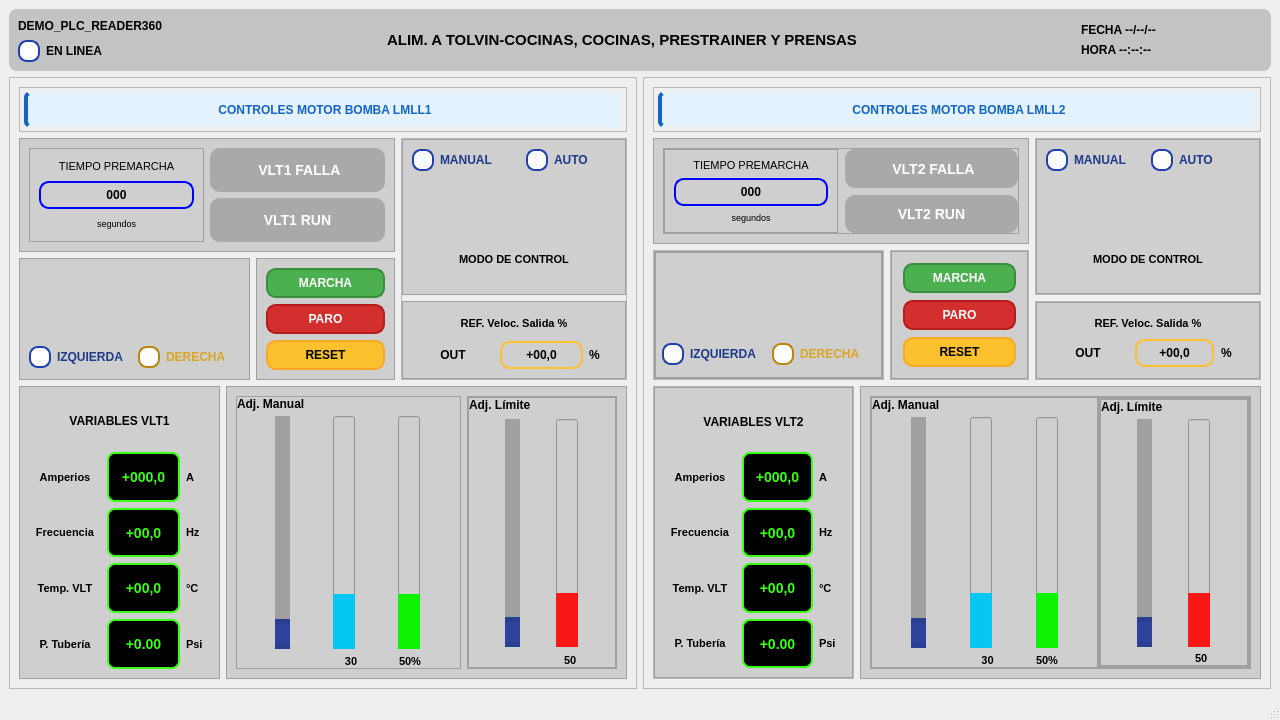
Qt form app/gui/HMI_demo.ui (JJash360/PLC_READER) before a commit.
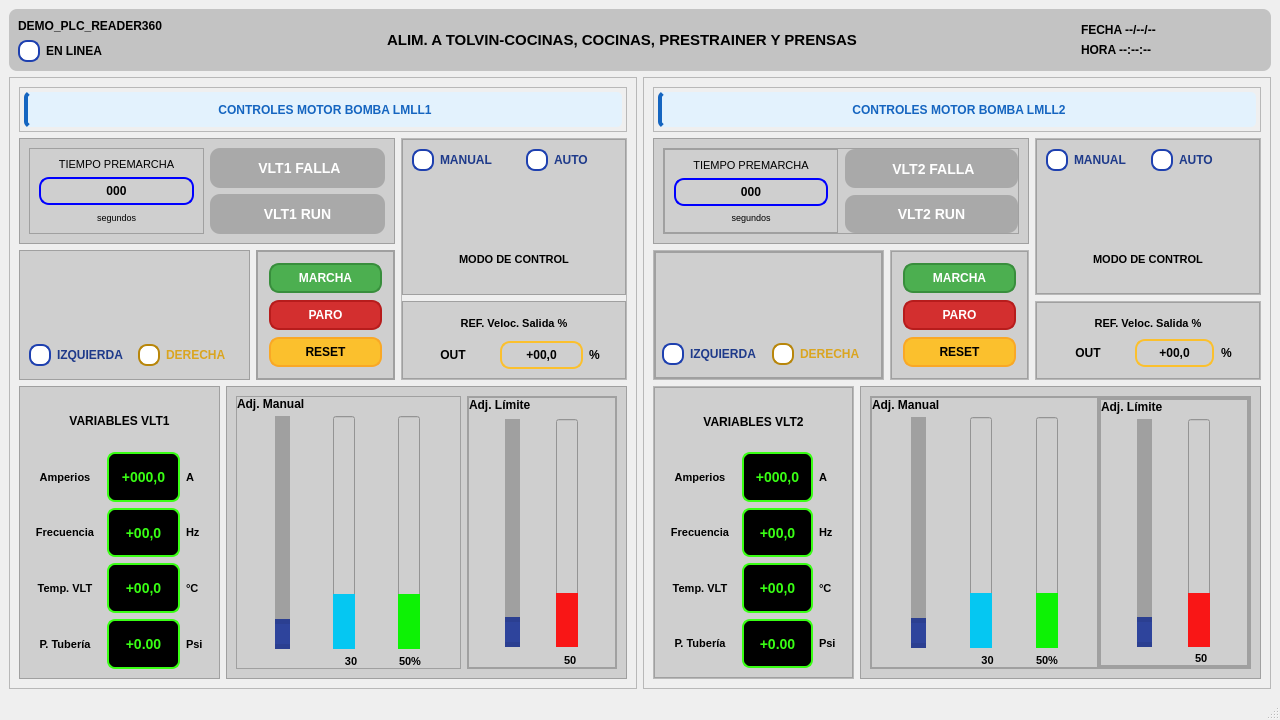
The same form after that commit. Icons and pictures are not drawn.

Diff of the .ui file:
```diff
--- a/app/gui/HMI_demo.ui
+++ b/app/gui/HMI_demo.ui
@@ -584,17 +584,50 @@
                         <enum>QFrame::Raised</enum>
                        </property>
                        <layout class="QVBoxLayout" name="verticalLayout_15">
+                        <property name="leftMargin">
+                         <number>0</number>
+                        </property>
+                        <property name="topMargin">
+                         <number>0</number>
+                        </property>
+                        <property name="rightMargin">
+                         <number>0</number>
+                        </property>
+                        <property name="bottomMargin">
+                         <number>0</number>
+                        </property>
                         <item>
-                         <widget class="QLabel" name="falla_3">
-                          <property name="font">
-                           <font>
-                            <pointsize>-1</pointsize>
-                            <weight>75</weight>
-                            <bold>true</bold>
-                           </font>
+                         <widget class="QFrame" name="frame_39">
+                          <property name="styleSheet">
+                           <string notr="true">background-color: rgb(207, 207, 207);
+</string>
                           </property>
+                          <property name="frameShape">
+                           <enum>QFrame::StyledPanel</enum>
+                          </property>
+                          <property name="frameShadow">
+                           <enum>QFrame::Raised</enum>
+                          </property>
+                          <layout class="QVBoxLayout" name="verticalLayout_41">
+                           <property name="spacing">
+                            <number>7</number>
+                           </property>
+                           <property name="leftMargin">
+                            <number>11</number>
+                           </property>
+                           <property name="topMargin">
+                            <number>11</number>
+                           </property>
+                           <property name="rightMargin">
+                            <number>11</number>
+                           </property>
+                           <property name="bottomMargin">
+                            <number>11</number>
+                           </property>
+                           <item>
+                            <widget class="QPushButton" name="marcha_button_1">
                           <property name="styleSheet">
-                           <string notr="true">QLabel {
+                              <string notr="true">QPushButton {
     background-color: #4CAF50; /* Verde intenso */
     color: white; /* Texto en blanco */
     border-radius: 10px; /* Bordes redondeados */
@@ -602,27 +635,25 @@
     font-weight: bold; /* Texto en negrita */
     font-size: 12px;
     border: 2px solid #388E3C; /* Borde verde oscuro */
+}
+
+QPushButton:hover {
+    background-color: #45A049; /* Verde más claro al pasar el mouse */
+}
+
+QPushButton:pressed {
+    background-color: #388E3C; /* Verde más oscuro al presionar */
 }</string>
                           </property>
                           <property name="text">
                            <string>MARCHA</string>
                           </property>
-                          <property name="alignment">
-                           <set>Qt::AlignCenter</set>
-                          </property>
                          </widget>
                         </item>
                         <item>
-                         <widget class="QLabel" name="falla_4">
-                          <property name="font">
-                           <font>
-                            <pointsize>-1</pointsize>
-                            <weight>75</weight>
-                            <bold>true</bold>
-                           </font>
-                          </property>
+                            <widget class="QPushButton" name="paro_button_1">
                           <property name="styleSheet">
-                           <string notr="true">QLabel {
+                              <string notr="true">QPushButton {
     background-color: #D32F2F; /* Rojo intenso */
     color: white;
     border-radius: 10px;
@@ -631,27 +662,24 @@
     font-size: 12px;
     border: 2px solid #B71C1C; /* Rojo más oscuro */
 }
-</string>
+
+QPushButton:hover {
+    background-color: #C62828; /* Rojo más claro al pasar el mouse */
+}
+
+QPushButton:pressed {
+    background-color: #B71C1C; /* Rojo más oscuro al presionar */
+}</string>
                           </property>
                           <property name="text">
                            <string>PARO</string>
                           </property>
-                          <property name="alignment">
-                           <set>Qt::AlignCenter</set>
-                          </property>
                          </widget>
                         </item>
                         <item>
-                         <widget class="QLabel" name="falla_5">
-                          <property name="font">
-                           <font>
-                            <pointsize>-1</pointsize>
-                            <weight>75</weight>
-                            <bold>true</bold>
-                           </font>
-                          </property>
+                            <widget class="QPushButton" name="reset_button_1">
                           <property name="styleSheet">
-                           <string notr="true">QLabel {
+                              <string notr="true">QPushButton {
     background-color: #FBC02D; /* Amarillo intenso */
     color: black; /* Mejor contraste con amarillo */
     border-radius: 10px;
@@ -660,14 +688,21 @@
     font-size: 12px;
     border: 2px solid #F9A825; /* Amarillo más oscuro */
 }
-</string>
+
+QPushButton:hover {
+    background-color: #FDD835; /* Amarillo más claro al pasar el mouse */
+}
+
+QPushButton:pressed {
+    background-color: #F9A825; /* Amarillo más oscuro al presionar */
+}</string>
                           </property>
                           <property name="text">
                            <string>RESET</string>
                           </property>
-                          <property name="alignment">
-                           <set>Qt::AlignCenter</set>
-                          </property>
+                            </widget>
+                           </item>
+                          </layout>
                          </widget>
                         </item>
                        </layout>
```
Lines whose indentation alone changed are shown as unchanged.
